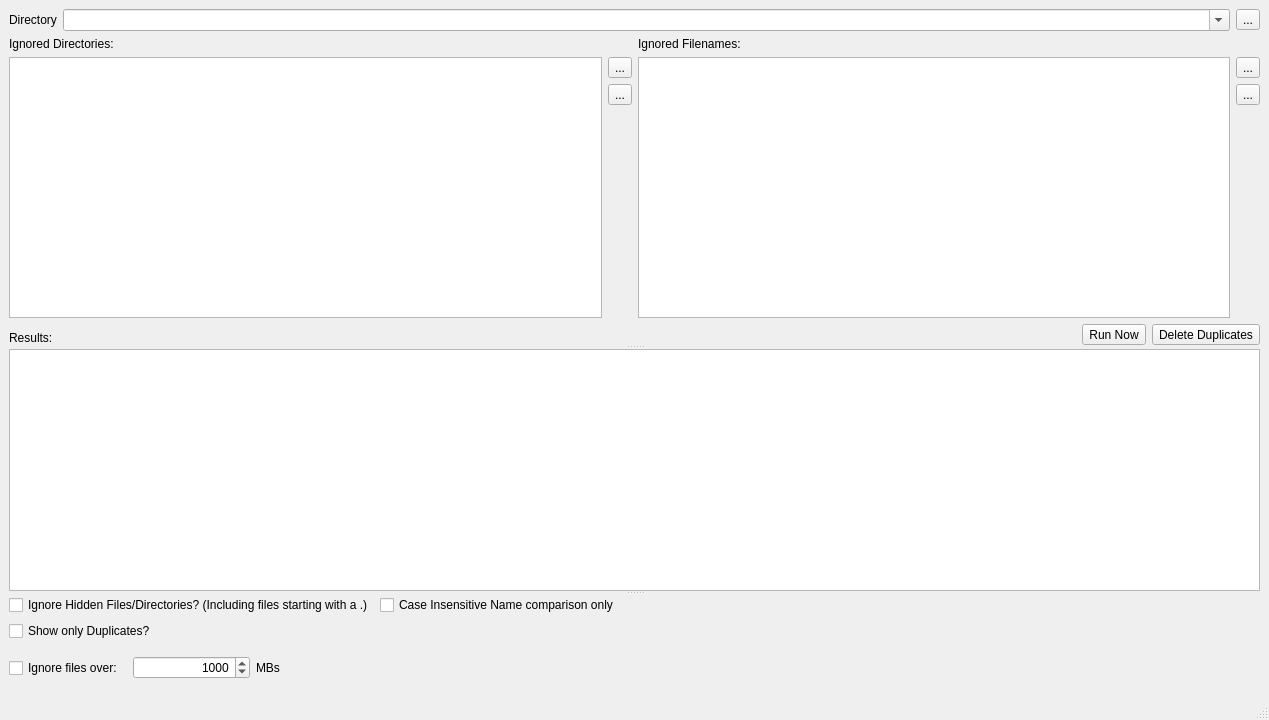
First picture: the form in MainWindow/MainWindow.ui, repository towel42-com/FindDupe, before the edit.
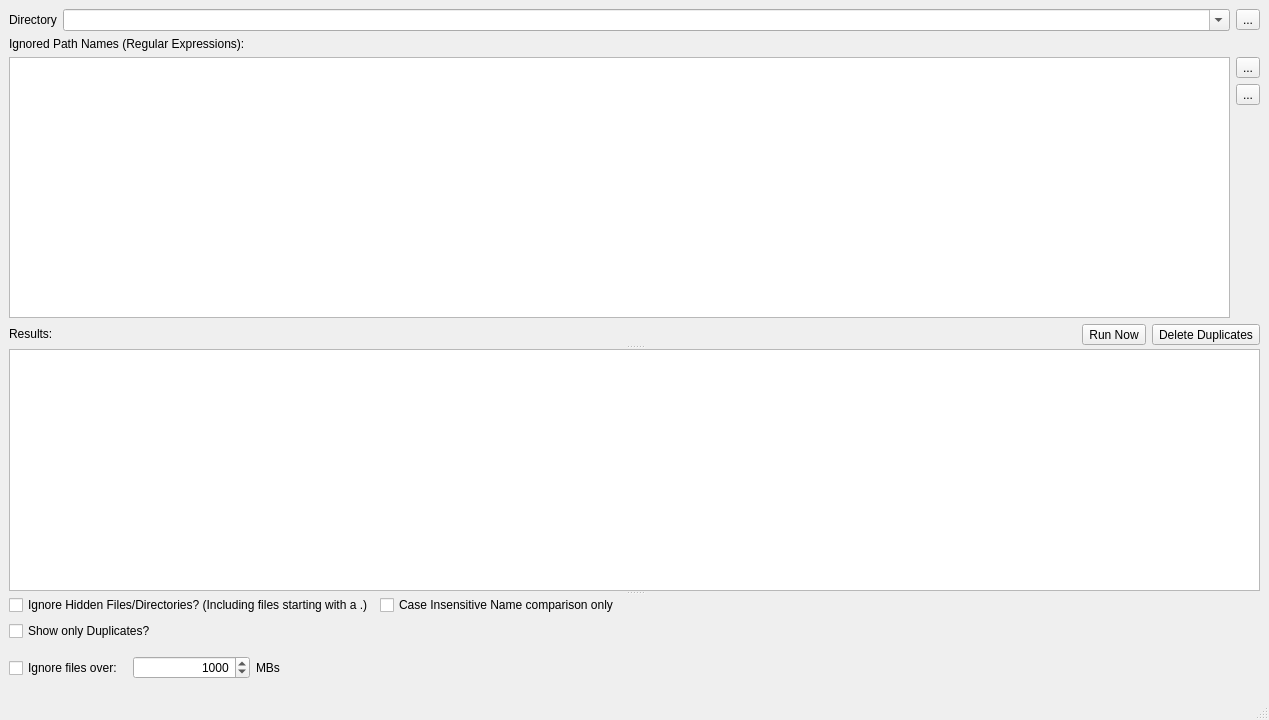
Second picture: the form after the edit. Icons and pictures are not drawn. Custom widgets are drawn as their Qt base class.

Diff of the .ui file:
```diff
--- a/MainWindow/MainWindow.ui
+++ b/MainWindow/MainWindow.ui
@@ -68,19 +68,6 @@
         </item>
         <item>
          <layout class="QGridLayout" name="gridLayout">
-          <item row="0" column="0">
-           <widget class="QLabel" name="label">
-            <property name="text">
-             <string>Ignored Directories:</string>
-            </property>
-           </widget>
-          </item>
-          <item row="1" column="0" rowspan="3">
-           <widget class="QListWidget" name="ignoredDirs"/>
-          </item>
-          <item row="1" column="2" rowspan="3">
-           <widget class="QListWidget" name="ignoredFileNames"/>
-          </item>
           <item row="1" column="1">
            <widget class="QToolButton" name="addDir">
             <property name="text">
@@ -103,37 +90,26 @@
             </property>
            </widget>
           </item>
-          <item row="3" column="1">
-           <spacer name="verticalSpacer">
-            <property name="orientation">
-             <enum>Qt::Vertical</enum>
-            </property>
-            <property name="sizeHint" stdset="0">
-             <size>
-              <width>20</width>
-              <height>40</height>
-             </size>
-            </property>
-           </spacer>
-          </item>
-          <item row="1" column="3">
-           <widget class="QToolButton" name="addFileName">
-            <property name="text">
-             <string>...</string>
-            </property>
-           </widget>
-          </item>
-          <item row="2" column="3">
-           <widget class="QToolButton" name="delFileName">
-            <property name="text">
-             <string>...</string>
-            </property>
-           </widget>
-          </item>
-          <item row="0" column="2">
+          <item row="0" column="0">
            <widget class="QLabel" name="label_3">
+            <property name="sizePolicy">
+             <sizepolicy hsizetype="Preferred" vsizetype="Fixed">
+              <horstretch>0</horstretch>
+              <verstretch>0</verstretch>
+             </sizepolicy>
+            </property>
             <property name="text">
-             <string>Ignored Filenames:</string>
+             <string>Ignored Path Names (Regular Expressions):</string>
+            </property>
+           </widget>
+          </item>
+          <item row="1" column="0" rowspan="3">
+           <widget class="QListWidget" name="ignoredPathNames">
+            <property name="sizePolicy">
+             <sizepolicy hsizetype="Expanding" vsizetype="Minimum">
+              <horstretch>0</horstretch>
+              <verstretch>0</verstretch>
+             </sizepolicy>
             </property>
            </widget>
           </item>
@@ -143,11 +119,17 @@
          <layout class="QHBoxLayout" name="horizontalLayout">
           <item>
            <widget class="QLabel" name="resultsLabel">
+            <property name="sizePolicy">
+             <sizepolicy hsizetype="Preferred" vsizetype="Fixed">
+              <horstretch>0</horstretch>
+              <verstretch>0</verstretch>
+             </sizepolicy>
+            </property>
             <property name="text">
              <string>Results:</string>
             </property>
             <property name="alignment">
-             <set>Qt::AlignBottom|Qt::AlignLeading|Qt::AlignLeft</set>
+             <set>Qt::AlignLeading|Qt::AlignLeft|Qt::AlignTop</set>
             </property>
            </widget>
           </item>
```
Left out of the diff: 13 changed lines with no effect on the pictures.
